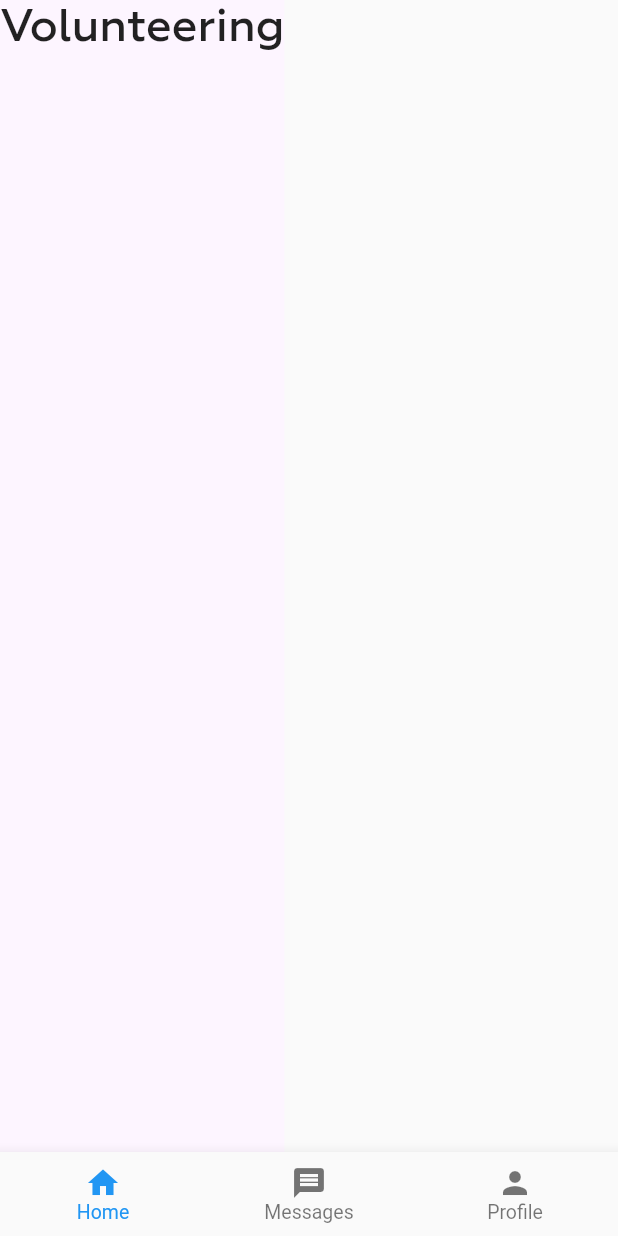
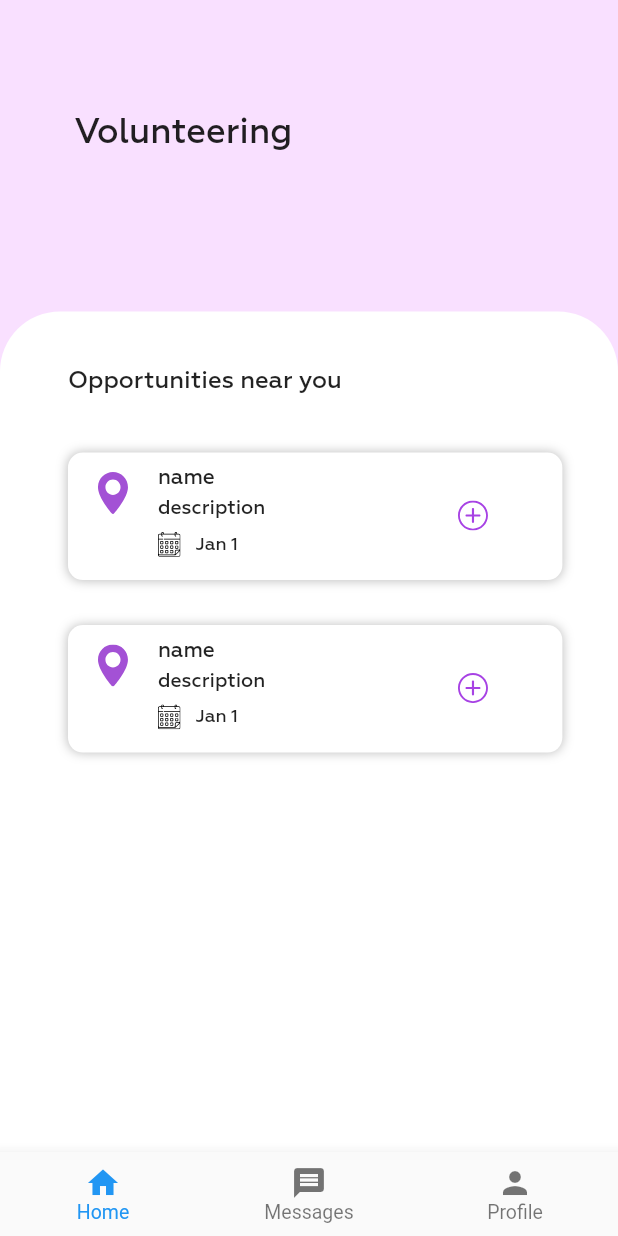
Before and after one commit to Supercolbat/explore-hacks-2021, a Flutter app: the screen it shows after launch, on a phone screen of 412 x 824 dp. Run offline on Flutter 3.47's test engine with Material 2 defaults, Android fonts, the phone set to English and light mode, and no system bars; our stand-ins replace firebase_core, flutter_svg; accounts and stored records are empty; project files that could hold a hidden picture were left out.

Commit message:
Added volunteering list

```diff
--- a/lib/constants/colors.dart
+++ b/lib/constants/colors.dart
@@ -4,7 +4,7 @@ class ColorPalette {
   static const Color purple200 = Color(0xFF8B35C0);
   static const Color purple150 = Color(0xFFA742E4);
   static const Color purple100 = Color(0xFFB67ADB);
-  static const Color purple50 = Color(0xFFFDF5FF);
+  static const Color purple50 = Color(0xFFF9E0FF);
 
   static const Color grey150 = Color(0xFF5F5F5F);
   static const Color grey100 = Color(0xFF767676);
--- /dev/null
+++ b/lib/models/Opportunity.dart
@@ -0,0 +1,14 @@
+class Opportunity {
+  String address;
+  int avaiableSpots;
+  DateTime date;
+  String description;
+  String name;
+
+  Opportunity(
+      {required this.address,
+      required this.avaiableSpots,
+      required this.date,
+      required this.description,
+      required this.name});
+}
--- a/lib/screens/home/home_screen.dart
+++ b/lib/screens/home/home_screen.dart
@@ -1,3 +1,5 @@
+import 'package:explore_hacks_2021/models/Opportunity.dart';
+import 'package:explore_hacks_2021/screens/home/volunteer_list.dart';
 import 'package:flutter/material.dart';
 import 'package:explore_hacks_2021/constants/colors.dart';
 import 'package:flutter/cupertino.dart';
@@ -9,16 +11,25 @@ class HomeScreen extends StatelessWidget {
 
     return Scaffold(
       body: Container(
+        width: size.width,
         color: ColorPalette.purple50,
-        child: Column(
+        child: Stack(
           children: [
-            Text(
-              "Volunteering",
-              style: TextStyle(
-                fontFamily: 'Geometria',
-                fontWeight: FontWeight.w500,
-                fontSize: 30,
+            Positioned(
+              left: size.width * 0.12,
+              top: size.height * 0.09,
+              child: Text(
+                "Volunteering",
+                style: TextStyle(
+                  fontFamily: 'Geometria',
+                  fontWeight: FontWeight.w500,
+                  fontSize: 23,
+                ),
               ),
+            ),
+            Positioned(
+              bottom: 0,
+              child: VolunteerList(),
             ),
           ],
         ),
--- /dev/null
+++ b/lib/screens/home/volunteer_item.dart
@@ -0,0 +1,92 @@
+import 'package:explore_hacks_2021/models/Opportunity.dart';
+import 'package:flutter/cupertino.dart';
+import 'package:flutter/material.dart';
+import 'package:flutter_svg/flutter_svg.dart';
+import 'package:intl/intl.dart';
+
+class VolunteerItem extends StatelessWidget {
+  final Opportunity opp;
+
+  VolunteerItem(this.opp);
+  @override
+  Widget build(BuildContext context) {
+    Size size = MediaQuery.of(context).size;
+
+    return Container(
+      width: size.width * 0.8,
+      height: 85,
+      margin: EdgeInsets.only(bottom: 30),
+      decoration: BoxDecoration(
+        color: Colors.white,
+        boxShadow: [
+          BoxShadow(color: Colors.black.withOpacity(0.25), blurRadius: 5)
+        ],
+        borderRadius: BorderRadius.all(Radius.circular(10)),
+      ),
+      child: Row(
+        crossAxisAlignment: CrossAxisAlignment.start,
+        children: [
+          Container(
+            margin: EdgeInsets.only(left: 20, top: 13),
+            child: SvgPicture.asset(
+              'assets/images/loc_marker.svg',
+              width: 20,
+            ),
+          ),
+          Container(
+            width: 200,
+            margin: EdgeInsets.only(left: 20, top: 8),
+            child: Column(
+              crossAxisAlignment: CrossAxisAlignment.start,
+              children: [
+                Text(
+                  this.opp.name,
+                  style: TextStyle(
+                    fontFamily: "Geometria",
+                    fontWeight: FontWeight.w500,
+                    fontSize: 14,
+                  ),
+                ),
+                SizedBox(height: 3),
+                Text(
+                  this.opp.description,
+                  style: TextStyle(
+                    fontFamily: "Geometria",
+                    fontSize: 13,
+                  ),
+                ),
+                SizedBox(height: 8),
+                Row(
+                  children: [
+                    SvgPicture.asset(
+                      'assets/images/calendar.svg',
+                      width: 15,
+                    ),
+                    SizedBox(width: 10),
+                    Text(
+                      DateFormat(DateFormat.ABBR_MONTH_DAY)
+                          .format(this.opp.date),
+                      style: TextStyle(
+                        fontFamily: "Geometria",
+                        fontWeight: FontWeight.w500,
+                        fontSize: 12,
+                      ),
+                    )
+                  ],
+                )
+              ],
+            ),
+          ),
+          Container(
+            margin: EdgeInsets.only(top: 32),
+            child: SvgPicture.asset(
+              'assets/images/plus_icon.svg',
+              width: 20,
+            ),
+          ),
+          //arrow goes here
+        ],
+      ),
+    );
+  }
+}
--- /dev/null
+++ b/lib/screens/home/volunteer_list.dart
@@ -0,0 +1,63 @@
+import 'package:explore_hacks_2021/models/Opportunity.dart';
+import 'package:explore_hacks_2021/screens/home/volunteer_item.dart';
+import 'package:flutter/cupertino.dart';
+import 'package:flutter/material.dart';
+
+class VolunteerList extends StatelessWidget {
+  @override
+  Widget build(BuildContext context) {
+    Size size = MediaQuery.of(context).size;
+
+    List<Opportunity> oppList = [
+      new Opportunity(
+          address: 'address',
+          avaiableSpots: 2,
+          date: DateTime(2021),
+          description: 'description',
+          name: 'name'),
+      new Opportunity(
+          address: 'address',
+          avaiableSpots: 2,
+          date: DateTime(2021),
+          description: 'description',
+          name: 'name'),
+    ];
+    return Container(
+      width: size.width,
+      height: size.height * 0.68,
+      decoration: BoxDecoration(
+        color: Colors.white,
+        borderRadius: BorderRadius.only(
+          topLeft: Radius.circular(40),
+          topRight: Radius.circular(40),
+        ),
+        boxShadow: [
+          BoxShadow(
+              color: Color(0xFFF9E0FF), offset: Offset(0, 0), blurRadius: 10)
+        ],
+      ),
+      child: Column(
+        crossAxisAlignment: CrossAxisAlignment.start,
+        children: [
+          Container(
+            margin: EdgeInsets.only(top: 37, left: size.width * 0.11),
+            child: Text(
+              "Opportunities near you",
+              style: TextStyle(
+                fontFamily: 'Geometria',
+                fontWeight: FontWeight.w400,
+                fontSize: 16,
+              ),
+            ),
+          ),
+          Container(
+            margin: EdgeInsets.only(top: 37, left: size.width * 0.11),
+            child: Column(
+              children: oppList.map((opp) => VolunteerItem(opp)).toList(),
+            ),
+          )
+        ],
+      ),
+    );
+  }
+}
--- a/lib/screens/sign_in/facebook_btn.dart
+++ b/lib/screens/sign_in/facebook_btn.dart
@@ -27,7 +27,7 @@ class FacebookBtn extends StatelessWidget {
               width: 33,
             ),
             SvgPicture.asset(
-              'assets/facebook_logo.svg',
+              'assets/images/facebook_logo.svg',
               semanticsLabel: 'Logo',
               width: 27,
             ),
--- a/lib/screens/sign_in/google_btn.dart
+++ b/lib/screens/sign_in/google_btn.dart
@@ -31,7 +31,7 @@ class GoogleBtn extends StatelessWidget {
               width: 33,
             ),
             SvgPicture.asset(
-              'assets/google_logo.svg',
+              'assets/images/google_logo.svg',
               semanticsLabel: 'Logo',
               width: 27,
             ),
--- a/pubspec.yaml
+++ b/pubspec.yaml
@@ -27,7 +27,7 @@ dependencies:
   firebase_core: ^1.4.0
   firebase_auth: ^3.0.1
   google_sign_in: ^5.0.5
-
+  intl: ^0.17.0
   # The following adds the Cupertino Icons font to your application.
   # Use with the CupertinoIcons class for iOS style icons.
   cupertino_icons: ^1.0.2
```
Also changed, not shown: assets/images/calendar.svg (added), assets/images/loc_marker.svg (added), assets/images/plus_icon.svg (added), pubspec.lock.
